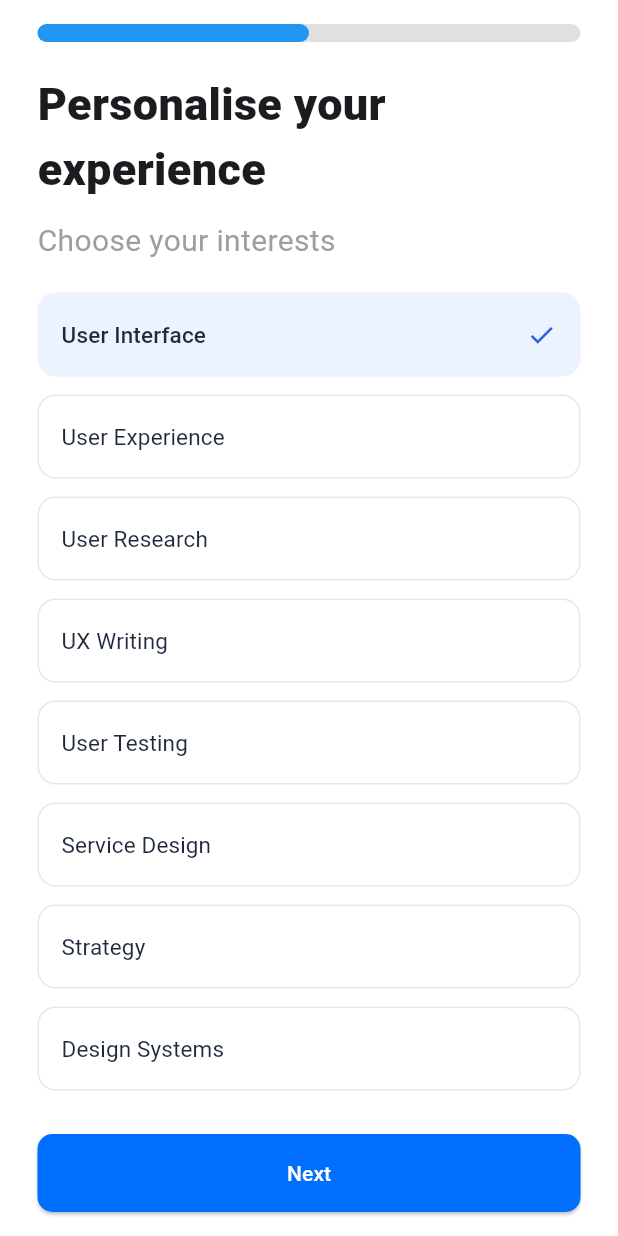
After one commit to Pvasquezl/experience-app, a Flutter app: the ExperiencePersonalitationView screen opened by its route, after a tap on "User Interface", on a phone screen of 412 x 824 dp. The commit adds this screen. Run offline on Flutter 3.47's test engine with Material 3 defaults, Android fonts, the phone set to English and light mode, and no system bars; our stand-ins replace flutter_riverpod, go_router, riverpod.

Commit message:
add experience_interests_view

```diff
--- a/lib/features/onboarding/presentation/views/experience_personalitation_view.dart
+++ b/lib/features/onboarding/presentation/views/experience_personalitation_view.dart
@@ -1,3 +1,4 @@
+import 'package:experience_app/features/onboarding/presentation/widgets/container_interests.dart';
 import 'package:flutter/material.dart';
 
 class ExperiencePersonalitationView extends StatelessWidget {
@@ -5,12 +6,73 @@ class ExperiencePersonalitationView extends StatelessWidget {
 
   @override
   Widget build(BuildContext context) {
-    return Container(
-      color: Colors.white,
-      child: const Center(
-        child: Text(
-          "Experience Personalitation",
-          style: TextStyle(fontSize: 24, fontWeight: FontWeight.bold),
+    return Scaffold(
+      backgroundColor: Colors.white,
+      body: SafeArea(
+        child: Padding(
+          padding: const EdgeInsets.only(
+            left: 25,
+            right: 25,
+            top: 16.0,
+            bottom: 16.0,
+          ),
+          child: Column(
+            crossAxisAlignment: CrossAxisAlignment.start,
+            children: [
+              // 1. Indicador de progreso fijo arriba
+              SizedBox(
+                height: 12.0,
+                child: LinearProgressIndicator(
+                  value: 0.5,
+                  backgroundColor: Colors.grey[300],
+                  valueColor: const AlwaysStoppedAnimation<Color>(Colors.blue),
+                  borderRadius: BorderRadius.circular(6.0),
+                ),
+              ),
+              const SizedBox(height: 20.0),
+
+              // 2. Textos fijos arriba
+              const Text(
+                'Personalise your experience',
+                style: TextStyle(fontSize: 30, fontWeight: FontWeight.w800),
+              ),
+              const SizedBox(height: 12.0),
+              const Text(
+                'Choose your interests',
+                style: TextStyle(fontSize: 20, color: Colors.grey, fontWeight: FontWeight.w400),
+              ),
+              const SizedBox(height: 20.0),
+
+              // 3. El contenedor de intereses ahora puede hacer scroll si no cabe
+              Expanded(
+                child: SingleChildScrollView(
+                  physics: const BouncingScrollPhysics(), // Da un efecto suave al deslizar
+                  child: const ContainerInterests(),
+                ),
+              ),
+
+              const SizedBox(height: 16.0), // Separación controlada antes del botón fijo
+
+              // 4. Botón "Next" siempre visible y fijo abajo
+              SizedBox(
+                width: double.infinity,
+                child: ElevatedButton(
+                  onPressed: () {},
+                  style: ElevatedButton.styleFrom(
+                    backgroundColor: const Color(0xFF006FFD),
+                    padding: const EdgeInsets.symmetric(vertical: 16),
+                    shape: RoundedRectangleBorder(
+                      borderRadius: BorderRadius.circular(10),
+                    ),
+                  ),
+                  child: const Text(
+                    "Next",
+                    style: TextStyle(color: Colors.white),
+                  ),
+                ),
+              ),
+            ],
+          ),
         ),
       ),
     );
--- /dev/null
+++ b/lib/features/onboarding/presentation/widgets/container_interests.dart
@@ -0,0 +1,84 @@
+import 'package:flutter/material.dart';
+
+class ContainerInterests extends StatefulWidget {
+  const ContainerInterests({super.key});
+
+  @override
+  State<ContainerInterests> createState() => _ContainerInterestsState();
+}
+
+class _ContainerInterestsState extends State<ContainerInterests> {
+  final List<String> _interests = [
+    'User Interface',
+    'User Experience',
+    'User Research',
+    'UX Writing',
+    'User Testing',
+    'Service Design',
+    'Strategy',
+    'Design Systems',
+  ];
+
+  final Set<int> _selectedIndices = {};
+
+  @override
+  Widget build(BuildContext context) {
+    return Column(
+      crossAxisAlignment: CrossAxisAlignment.start,
+      children: _interests.asMap().entries.map((entry) {
+        int index = entry.key;
+        String title = entry.value;
+        bool isSelected = _selectedIndices.contains(index);
+
+        return Padding(
+          padding: const EdgeInsets.only(bottom: 12.0),
+          child: SizedBox(
+            width: double.infinity,
+            height: 56,
+            child: OutlinedButton(
+              onPressed: () {
+                setState(() {
+                  if (isSelected) {
+                    _selectedIndices.remove(index);
+                  } else {
+                    _selectedIndices.add(index);
+                  }
+                });
+              },
+              style: OutlinedButton.styleFrom(
+                backgroundColor: isSelected ? const Color(0xFFEDF2FF) : Colors.white,
+                side: BorderSide(
+                  color: isSelected ? Colors.transparent : const Color(0xFFE2E8F0),
+                  width: 1,
+                ),
+                shape: RoundedRectangleBorder(
+                  borderRadius: BorderRadius.circular(12),
+                ),
+                padding: const EdgeInsets.symmetric(horizontal: 16),
+              ),
+              child: Row(
+                mainAxisAlignment: MainAxisAlignment.spaceBetween,
+                children: [
+                  Text(
+                    title,
+                    style: TextStyle(
+                      color: const Color(0xFF1E293B),
+                      fontSize: 15,
+                      fontWeight: isSelected ? FontWeight.w500 : FontWeight.w400,
+                    ),
+                  ),
+                  if (isSelected)
+                    const Icon(
+                      Icons.check,
+                      color: Color(0xFF2563EB),
+                      size: 20,
+                    ),
+                ],
+              ),
+            ),
+          ),
+        );
+      }).toList(),
+    );
+  }
+}
```
